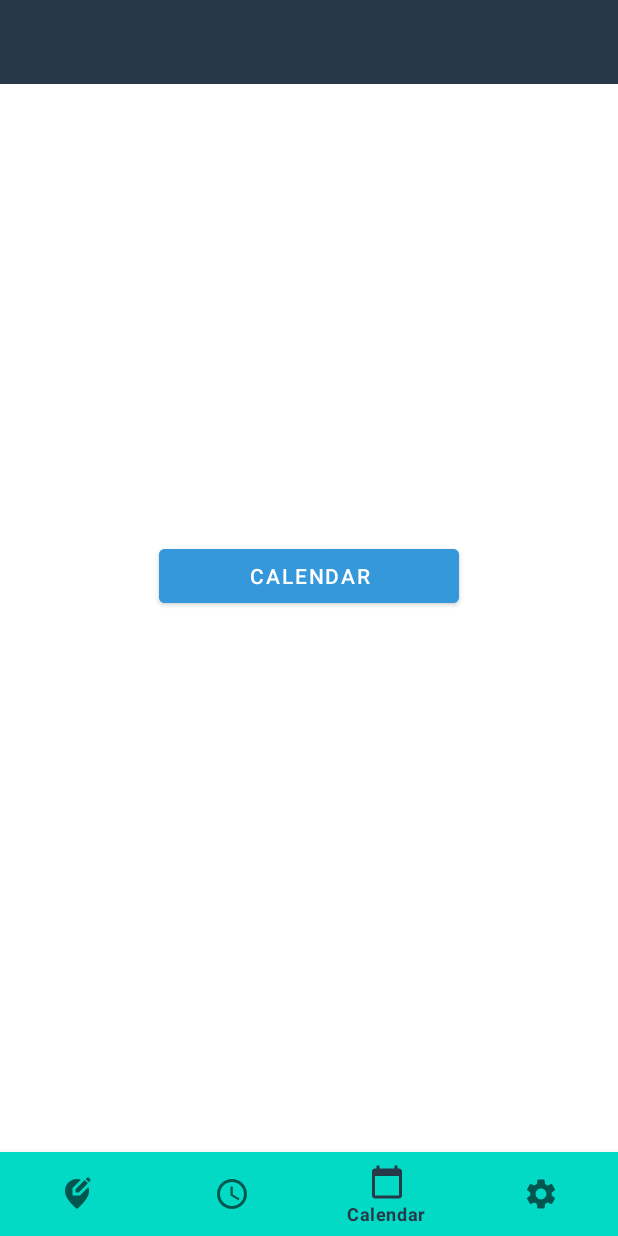
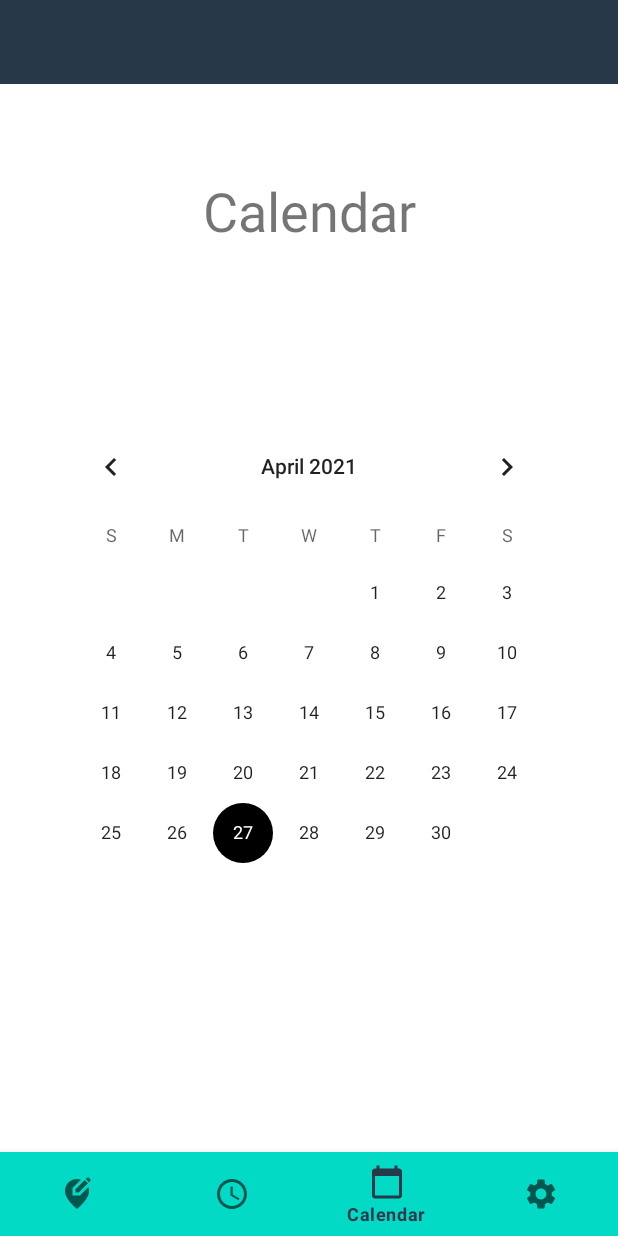
Before and after one commit to Capstone-Medium-Distance-App/Capstone-MDA-Android, an Android app: the screen it shows after launch (MainActivity), item 3 of the bottom bar chosen, on a phone screen of 412 x 824 dp. Run offline under Robolectric (Android 15) with nearby library versions, the light colour scheme and no system bars.

Commit message:
Create :event Calendar library 사용 & gradle 추가

```diff
--- a/app/build.gradle
+++ b/app/build.gradle
@@ -41,6 +41,10 @@ dependencies {
     implementation 'com.squareup.retrofit2:converter-gson:2.9.0'
     implementation 'com.squareup.retrofit2:converter-scalars:2.9.0'
 
+    //Calendar
+    implementation 'com.github.mahimrocky:EventCalender:v1.0.0'
+
+
     implementation 'androidx.appcompat:appcompat:1.2.0'
     implementation 'com.google.android.material:material:1.3.0'
     implementation 'androidx.constraintlayout:constraintlayout:2.0.4'
--- a/app/src/main/res/layout/fragment_calendar.xml
+++ b/app/src/main/res/layout/fragment_calendar.xml
@@ -10,13 +10,34 @@
         android:id="@+id/toolbar"
         layout="@layout/toolbar" />
 
-    <com.google.android.material.button.MaterialButton
-        android:layout_width="200dp"
+    <CalendarView
+        android:id="@+id/calendarView"
+        android:layout_width="0dp"
         android:layout_height="wrap_content"
-        android:backgroundTint="@color/bluebtn"
-        android:text="calendar"
+        android:layout_marginStart="32dp"
+        android:layout_marginLeft="32dp"
+        android:layout_marginEnd="32dp"
+        android:layout_marginRight="32dp"
+        android:layout_marginBottom="40dp"
         app:layout_constraintBottom_toBottomOf="parent"
         app:layout_constraintEnd_toEndOf="parent"
         app:layout_constraintStart_toStartOf="parent"
-        app:layout_constraintTop_toTopOf="parent" />
+        app:layout_constraintTop_toBottomOf="@+id/textView28" />
+
+    <TextView
+        android:id="@+id/textView28"
+        android:layout_width="wrap_content"
+        android:layout_height="wrap_content"
+        android:layout_marginStart="32dp"
+        android:layout_marginLeft="32dp"
+        android:layout_marginTop="60dp"
+        android:layout_marginEnd="32dp"
+        android:layout_marginRight="32dp"
+        android:text="Calendar"
+        android:textSize="36sp"
+        app:layout_constraintEnd_toEndOf="parent"
+        app:layout_constraintStart_toStartOf="parent"
+        app:layout_constraintTop_toBottomOf="@+id/toolbar" />
+
+
 </androidx.constraintlayout.widget.ConstraintLayout>
--- a/build.gradle
+++ b/build.gradle
@@ -16,6 +16,8 @@ allprojects {
     repositories {
         google()
         jcenter()
+        //Calendar Library
+        maven { url 'https://jitpack.io' }
     }
 }
 
```
